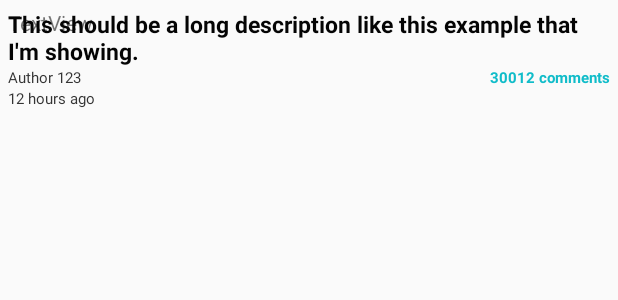
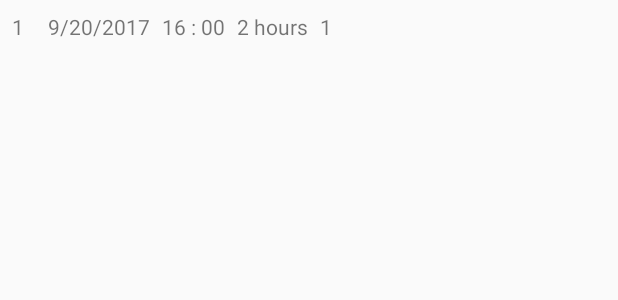
Before and after one commit to Noonight/Schedule, an Android app: the layout schedule_item.xml on its own in the app's theme, with its tools: preview values and no code run, on a phone screen of 412 x 824 dp. Shown: the top 300 px of the screen. Run offline under Robolectric (Android 15) with nearby library versions, the phone set to English and light mode, and no system bars.

Commit message:
add Adapter for RecyclerView, Some RxJava/Android

```diff
--- a/app/src/main/java/com/noonight/pc/schedule/MainActivity.kt
+++ b/app/src/main/java/com/noonight/pc/schedule/MainActivity.kt
@@ -3,14 +3,11 @@ package com.noonight.pc.schedule
 import android.support.v7.app.AppCompatActivity
 import android.os.Bundle
 import android.support.v4.app.Fragment
-import android.support.v4.app.FragmentActivity
 import android.support.v4.app.FragmentManager
-import android.support.v4.app.FragmentPagerAdapter
 import android.support.v7.widget.Toolbar
 //import android.widget.Toolbar
 import com.noonight.pc.schedule.loger.Log
-import com.noonight.pc.schedule.schedules.ScheduleFragment
-import kotlinx.android.synthetic.main.activity_main.*
+import com.noonight.pc.schedule.schedules.lessons.ScheduleFragment
 
 
 class MainActivity : AppCompatActivity() {
--- a/app/src/main/java/com/noonight/pc/schedule/api/BriopApi.kt
+++ b/app/src/main/java/com/noonight/pc/schedule/api/BriopApi.kt
@@ -8,7 +8,7 @@ import retrofit2.http.GET
  */
 interface BriopApi {
     @GET("/api.php")
-    fun getLessons() : Call<Lessons>
+    fun getLessons() : Call<List<Lessons>>
 
     @GET("/api.php")
     fun getUsers_type() : Call<Users_Type>
--- a/app/src/main/java/com/noonight/pc/schedule/api/ScheduleApi.kt
+++ b/app/src/main/java/com/noonight/pc/schedule/api/ScheduleApi.kt
@@ -6,7 +6,7 @@ import retrofit2.Call
  * Created by PC on 9/16/2017.
  */
 interface ScheduleApi {
-    fun getLessons() : Call<Lessons>
+    fun getLessons() : Call<List<Lessons>>
     fun getUsers_Type() : Call<Users_Type>
     fun getUsers() : Call<Users>
     fun getCourses() : Call<Courses>
--- a/app/src/main/java/com/noonight/pc/schedule/api/ScheduleRestApi.kt
+++ b/app/src/main/java/com/noonight/pc/schedule/api/ScheduleRestApi.kt
@@ -22,7 +22,7 @@ class ScheduleRestApi : ScheduleApi {
         Log.d("completed briopApi -> $brioApi")
     }
 
-    override fun getLessons(): Call<Lessons> {
+    override fun getLessons(): Call<List<Lessons>> {
         return brioApi.getLessons()
     }
 
--- a/app/src/main/java/com/noonight/pc/schedule/schedules/adapter/ScheduleDelegateAdapter.kt
+++ b/app/src/main/java/com/noonight/pc/schedule/schedules/lessons/adapter/ScheduleDelegateAdapter.kt
@@ -1,7 +1,8 @@
-package com.noonight.pc.schedule.schedules.adapter
+package com.noonight.pc.schedule.schedules.lessons.adapter
 
 import android.support.v7.widget.RecyclerView
 import android.view.ViewGroup
+import com.noonight.pc.schedule.schedules.LessonsItem
 
 /**
  * Created by PC on 9/17/2017.
@@ -10,6 +11,6 @@ interface ScheduleDelegateAdapter {
 
     fun onCreateViewHolder(parent: ViewGroup): RecyclerView.ViewHolder
 
-    fun onBindViewHolder(holder: RecyclerView.ViewHolder)
+    fun onBindViewHolder(holder: RecyclerView.ViewHolder, item : LessonsItem)
 
 }
--- a/app/src/main/res/layout/schedule_fragment.xml
+++ b/app/src/main/res/layout/schedule_fragment.xml
@@ -8,7 +8,7 @@
         android:layout_height="match_parent">
 
         <android.support.v7.widget.RecyclerView
-            android:id="@+id/news_list"
+            android:id="@+id/lessons_list"
             android:layout_width="0dp"
             android:layout_height="0dp"
             android:layout_marginBottom="8dp"
--- a/app/src/main/res/layout/schedule_item.xml
+++ b/app/src/main/res/layout/schedule_item.xml
@@ -1,69 +1,65 @@
 <?xml version="1.0" encoding="utf-8"?>
-<RelativeLayout xmlns:android="http://schemas.android.com/apk/res/android"
+<android.support.constraint.ConstraintLayout xmlns:android="http://schemas.android.com/apk/res/android"
+    xmlns:app="http://schemas.android.com/apk/res-auto"
     xmlns:tools="http://schemas.android.com/tools"
-    android:layout_width="wrap_content"
+    android:layout_width="match_parent"
     android:layout_height="wrap_content"
-    android:orientation="horizontal"
-    android:padding="5dip">
+    android:orientation="horizontal">
 
     <TextView
-        android:id="@+id/textView"
+        android:id="@+id/id_lesson"
         android:layout_width="wrap_content"
         android:layout_height="wrap_content"
-        android:text="TextView" />
+        android:layout_marginLeft="8dp"
+        android:layout_marginTop="8dp"
+        app:layout_constraintLeft_toLeftOf="parent"
+        app:layout_constraintTop_toTopOf="parent"
+        tools:text="1" />
 
     <TextView
-        android:id="@+id/description"
+        android:id="@+id/day"
         android:layout_width="wrap_content"
         android:layout_height="wrap_content"
-        android:textColor="#040404"
-        android:textSize="15sp"
-        android:textStyle="bold"
-        android:typeface="sans"
-        tools:text="This should be a long description like this example that I'm showing." />
+        android:layout_marginLeft="16dp"
+        android:layout_marginTop="8dp"
+        app:layout_constraintLeft_toRightOf="@+id/id_lesson"
+        app:layout_constraintTop_toTopOf="parent"
+        tools:text="9/20/2017" />
 
     <!-- Author -->
 
     <TextView
-        android:id="@+id/author"
-        android:layout_width="fill_parent"
+        android:id="@+id/start_time"
+        android:layout_width="0dp"
         android:layout_height="wrap_content"
-        android:layout_alignLeft="@+id/description"
-        android:layout_alignStart="@+id/description"
-        android:layout_below="@+id/description"
-        android:textColor="#343434"
-        android:textSize="10sp"
-        tools:ignore="SmallSp"
-        tools:text="Author 123" />
+        android:layout_marginLeft="8dp"
+        android:layout_marginTop="8dp"
+        app:layout_constraintLeft_toRightOf="@+id/day"
+        app:layout_constraintTop_toTopOf="parent"
+        tools:text="16 : 00" />
 
     <!-- Comments -->
 
     <TextView
-        android:id="@+id/comments"
+        android:id="@+id/long_time"
         android:layout_width="wrap_content"
         android:layout_height="wrap_content"
-        android:layout_alignEnd="@+id/author"
-        android:layout_alignRight="@+id/author"
-        android:layout_below="@+id/description"
-        android:gravity="right"
-        android:textColor="#10bcc9"
-        android:textSize="10sp"
-        android:textStyle="bold"
-        tools:ignore="SmallSp"
-        tools:text="30012 comments" />
+        android:layout_marginLeft="8dp"
+        android:layout_marginTop="8dp"
+        app:layout_constraintLeft_toRightOf="@+id/start_time"
+        app:layout_constraintTop_toTopOf="parent"
+        tools:text="2 hours" />
 
     <!-- Time -->
 
     <TextView
-        android:id="@+id/time"
-        android:layout_width="fill_parent"
+        android:id="@+id/id_courses"
+        android:layout_width="0dp"
         android:layout_height="wrap_content"
-        android:layout_alignLeft="@+id/author"
-        android:layout_alignStart="@+id/author"
-        android:layout_below="@+id/author"
-        android:textColor="#343434"
-        android:textSize="10sp"
-        tools:ignore="SmallSp"
-        tools:text="12 hours ago" />
+        android:layout_marginLeft="8dp"
+        android:layout_marginTop="8dp"
+        app:layout_constraintLeft_toRightOf="@+id/long_time"
+        app:layout_constraintTop_toTopOf="parent"
+        tools:text="1" />
 
-</RelativeLayout>
+</android.support.constraint.ConstraintLayout>
```
Also changed, not shown: app/src/main/java/com/noonight/pc/schedule/schedules/RxBaseFragment.kt (added, +24 -0 lines), app/src/main/java/com/noonight/pc/schedule/schedules/ScheduleFragment.kt (deleted, +0 -26 lines), app/src/main/java/com/noonight/pc/schedule/schedules/ScheduleManager.kt (deleted, +0 -10 lines), app/src/main/java/com/noonight/pc/schedule/schedules/adapter/LessonAdapter.kt (deleted, +0 -7 lines), app/src/main/java/com/noonight/pc/schedule/schedules/lessons/ScheduleFragment.kt (added, +93 -0 lines), app/src/main/java/com/noonight/pc/schedule/schedules/lessons/ScheduleManager.kt (added, +38 -0 lines), app/src/main/java/com/noonight/pc/schedule/schedules/lessons/adapter/LessonAdapter.kt (added, +60 -0 lines), app/src/main/java/com/noonight/pc/schedule/schedules/lessons/adapter/LessonDelegateAdapter.kt (renamed from app/src/main/java/com/noonight/pc/schedule/schedules/adapter/LessonDelegateAdapter.kt, +11 -4 lines).
